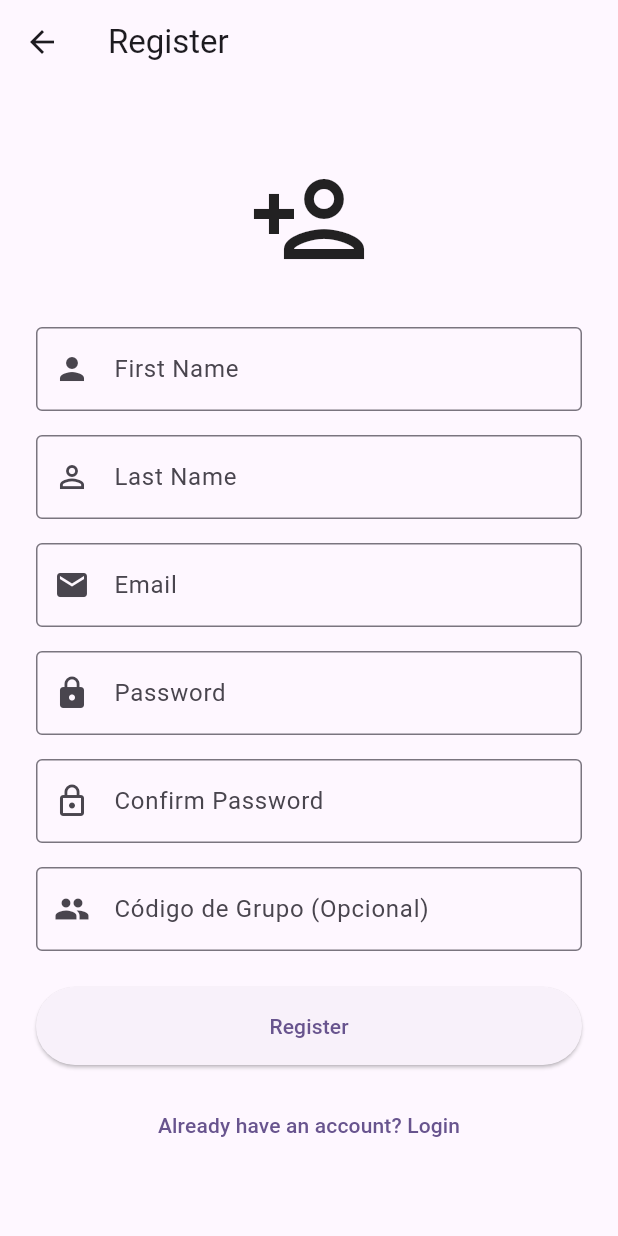
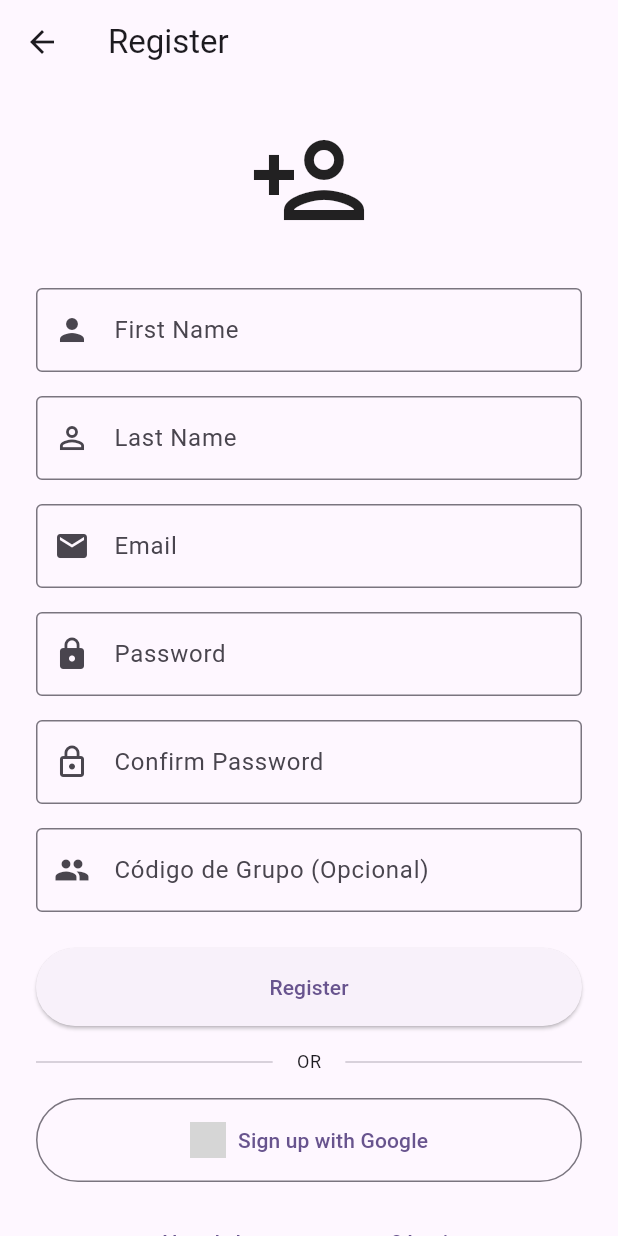
Before and after one commit to ricardocotillo/proplay, a Flutter app: the RegistrationScreen screen opened directly, on a phone screen of 412 x 824 dp. Run offline on Flutter 3.47's test engine with Material 3 defaults, Android fonts, the phone set to English and light mode, and no system bars; our stand-ins replace bloc, cached_network_image, cloud_firestore, equatable, firebase_auth, firebase_core and 5 more; accounts and stored records are empty; network calls fail; grey boxes are pictures that could not be loaded.

Commit message:
feat: implement Google Sign-In authentication with user registration flow

```diff
--- a/lib/bloc/auth/auth_event.dart
+++ b/lib/bloc/auth/auth_event.dart
@@ -48,4 +48,13 @@ class AuthRegisterRequested extends AuthEvent {
   List<Object?> get props => [email, password, firstName, lastName, groupCode];
 }
 
+class AuthGoogleSignInRequested extends AuthEvent {
+  final String? groupCode;
+
+  const AuthGoogleSignInRequested({this.groupCode});
+
+  @override
+  List<Object?> get props => [groupCode];
+}
+
 class AuthLogoutRequested extends AuthEvent {}
--- a/lib/screens/registration_screen.dart
+++ b/lib/screens/registration_screen.dart
@@ -43,6 +43,16 @@ class _RegistrationScreenState extends State<RegistrationScreen> {
             firstName: _firstNameController.text.trim(),
             lastName: _lastNameController.text.trim(),
             groupCode: _groupCodeController.text.trim(),
+          ),
+        );
+  }
+
+  void _signInWithGoogle() {
+    context.read<AuthBloc>().add(
+          AuthGoogleSignInRequested(
+            groupCode: _groupCodeController.text.trim().isEmpty
+                ? null
+                : _groupCodeController.text.trim(),
           ),
         );
   }
@@ -208,6 +218,33 @@ class _RegistrationScreenState extends State<RegistrationScreen> {
                           : const Text('Register'),
                     ),
                     const SizedBox(height: 16),
+                    Row(
+                      children: [
+                        Expanded(child: Divider()),
+                        Padding(
+                          padding: const EdgeInsets.symmetric(horizontal: 16),
+                          child: Text(
+                            'OR',
+                            style: Theme.of(context).textTheme.bodySmall,
+                          ),
+                        ),
+                        Expanded(child: Divider()),
+                      ],
+                    ),
+                    const SizedBox(height: 16),
+                    OutlinedButton.icon(
+                      onPressed: isLoading ? null : _signInWithGoogle,
+                      style: OutlinedButton.styleFrom(
+                        padding: const EdgeInsets.symmetric(vertical: 16),
+                      ),
+                      icon: Image.network(
+                        'https://www.gstatic.com/firebasejs/ui/2.0.0/images/auth/google.svg',
+                        height: 24,
+                        width: 24,
+                      ),
+                      label: const Text('Sign up with Google'),
+                    ),
+                    const SizedBox(height: 16),
                     TextButton(
                       onPressed: isLoading
                           ? null
```
Also changed, not shown: lib/bloc/auth/auth_bloc.dart (+61 -0 lines), lib/services/auth_service.dart (+26 -1 lines), 1 other file.
